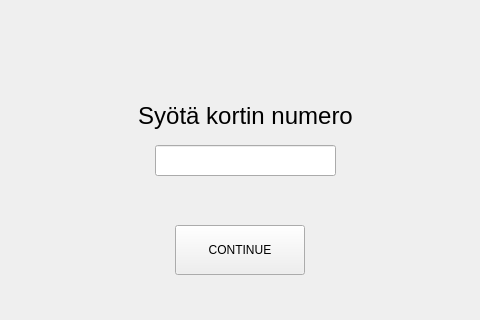
First picture: the form in atm-frontend/mainwindow.ui, repository joonaskinnunen/Group3, before the edit; both pictures show x 145 to 625 and y 85 to 405 of the 800 by 600 pixel window.
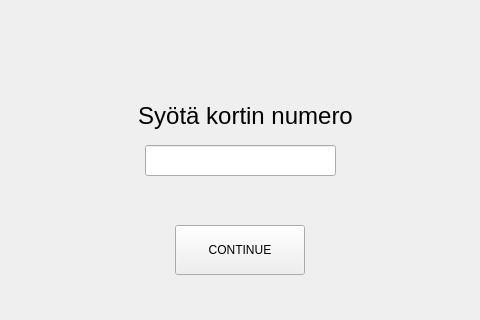
Second picture: the form after the edit.

The edit to the form file:
```diff
--- a/atm-frontend/mainwindow.ui
+++ b/atm-frontend/mainwindow.ui
@@ -17,9 +17,9 @@
    <widget class="QLineEdit" name="lineEditId">
     <property name="geometry">
      <rect>
-      <x>300</x>
+      <x>290</x>
       <y>230</y>
-      <width>181</width>
+      <width>191</width>
       <height>31</height>
      </rect>
     </property>
```
